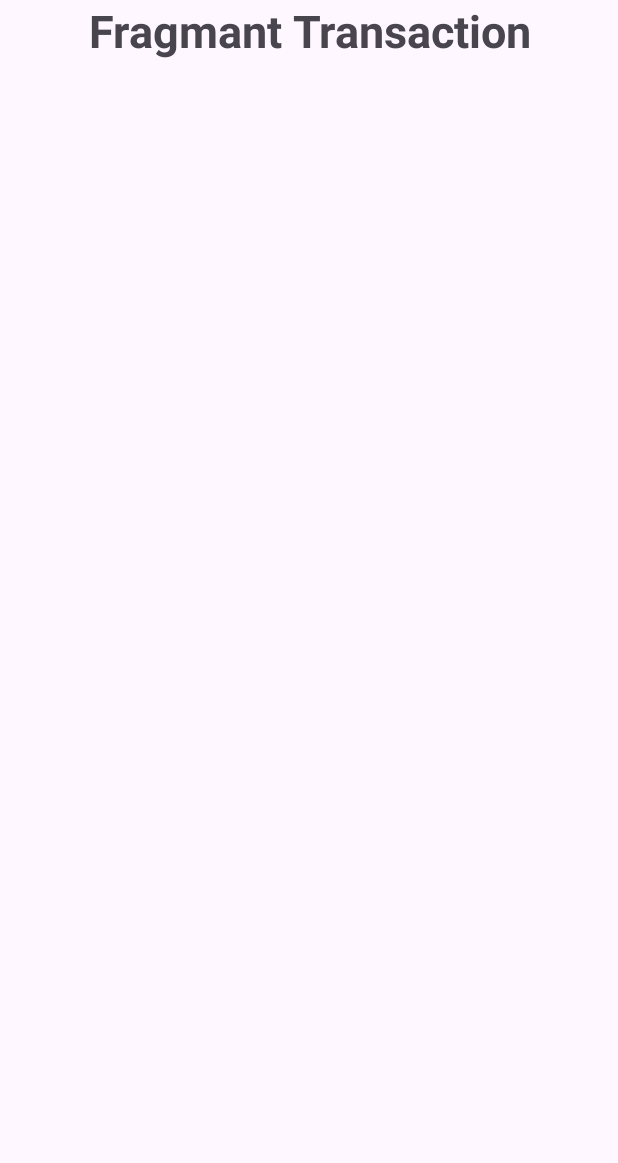
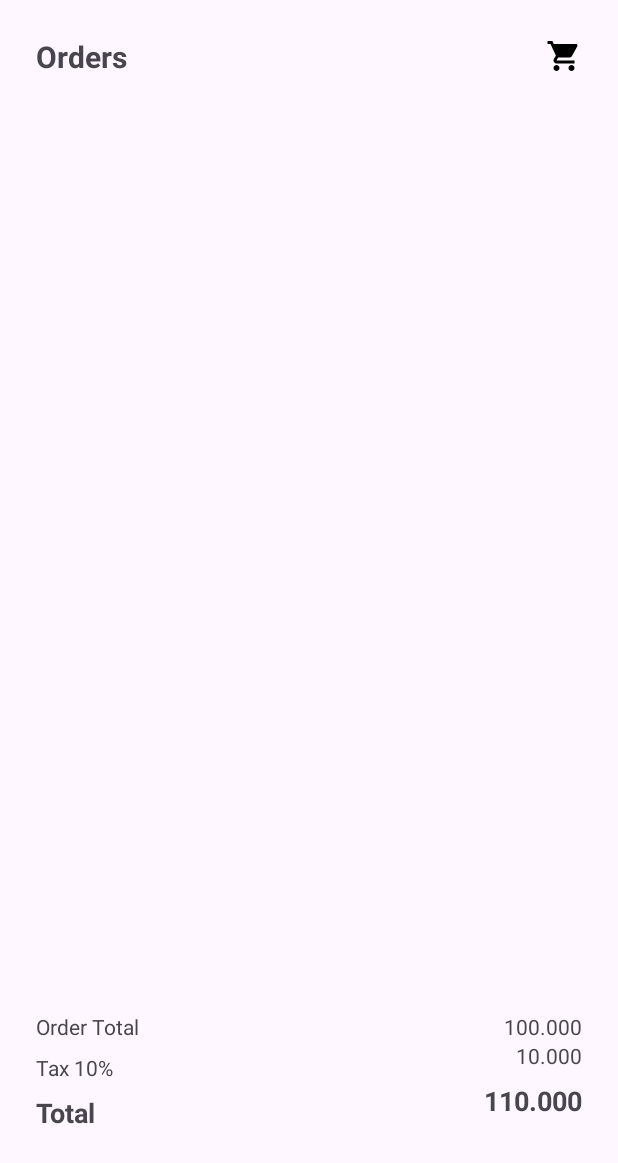
Before and after one commit to jihadanbs/pizza-app-andorid, an Android app: the layout fragment_transaction.xml on its own in the app's theme, with its tools: preview values and no code run, on a phone screen of 412 x 824 dp. Shown: the top 1163 px of the screen. Run offline under Robolectric (Android 15) with nearby library versions, the phone set to English and light mode, and no system bars.

Commit message:
push AdapterTransaction.kt, TransactionFragment.kt, TransactionModel.kt

```diff
--- /dev/null
+++ b/app/src/main/java/com/example/pizzaappxxxx/TransactionModel.kt
@@ -0,0 +1,4 @@
+package com.example.pizzaappxxxx
+
+class TransactionModel(var namaMenu : String, var harga : Int, var qty : Int, var gambar : Int) {
+}
--- /dev/null
+++ b/app/src/main/res/drawable/baseline_add_24.xml
@@ -0,0 +1,5 @@
+<vector xmlns:android="http://schemas.android.com/apk/res/android" android:height="24dp" android:tint="#000000" android:viewportHeight="24" android:viewportWidth="24" android:width="24dp">
+
+    <path android:fillColor="@android:color/white" android:pathData="M19,13h-6v6h-2v-6H5v-2h6V5h2v6h6v2z"/>
+
+</vector>
--- /dev/null
+++ b/app/src/main/res/drawable/baseline_horizontal_rule_24.xml
@@ -0,0 +1,5 @@
+<vector xmlns:android="http://schemas.android.com/apk/res/android" android:height="24dp" android:tint="#000000" android:viewportHeight="24" android:viewportWidth="24" android:width="24dp">
+
+    <path android:fillColor="@android:color/white" android:fillType="evenOdd" android:pathData="M4,11h16v2h-16z"/>
+
+</vector>
--- a/app/src/main/res/layout/fragment_transaction.xml
+++ b/app/src/main/res/layout/fragment_transaction.xml
@@ -1,17 +1,113 @@
 <?xml version="1.0" encoding="utf-8"?>
-<FrameLayout xmlns:android="http://schemas.android.com/apk/res/android"
+<androidx.constraintlayout.widget.ConstraintLayout xmlns:android="http://schemas.android.com/apk/res/android"
     xmlns:tools="http://schemas.android.com/tools"
     android:layout_width="match_parent"
     android:layout_height="match_parent"
+    xmlns:app="http://schemas.android.com/apk/res-auto"
     tools:context=".TransactionFragment">
 
-    <!-- TODO: Update blank fragment layout -->
     <TextView
+        android:id="@+id/txtTitleOrder"
         android:layout_width="match_parent"
-        android:layout_height="match_parent"
-        android:text="Fragmant Transaction"
+        android:layout_height="wrap_content"
+        android:layout_marginStart="24dp"
+        android:layout_marginTop="24dp"
+        android:layout_marginEnd="24dp"
+        android:drawableRight="@drawable/baseline_shopping_cart_24"
+        android:text="Orders"
+        android:textSize="20sp"
         android:textStyle="bold"
-        android:textSize="30sp"
-        android:textAlignment="center"/>
+        app:layout_constraintEnd_toEndOf="parent"
+        app:layout_constraintStart_toStartOf="parent"
+        app:layout_constraintTop_toTopOf="parent" />
 
-</FrameLayout>
+    <androidx.recyclerview.widget.RecyclerView
+        android:id="@+id/recyclerViewOrder"
+        android:layout_width="match_parent"
+        android:layout_height="0dp"
+        android:layout_marginStart="24dp"
+        android:layout_marginTop="16dp"
+        android:layout_marginEnd="24dp"
+        app:layout_constraintBottom_toTopOf="@+id/constraintLayout"
+        app:layout_constraintEnd_toEndOf="parent"
+        app:layout_constraintStart_toStartOf="parent"
+        app:layout_constraintTop_toBottomOf="@+id/txtTitleOrder" />
+
+    <androidx.constraintlayout.widget.ConstraintLayout
+        android:id="@+id/constraintLayout"
+        android:layout_width="match_parent"
+        android:layout_height="wrap_content"
+        android:layout_marginTop="16dp"
+        android:layout_marginBottom="70dp"
+        app:layout_constraintBottom_toBottomOf="parent"
+        app:layout_constraintEnd_toEndOf="parent"
+        app:layout_constraintStart_toStartOf="parent"
+        app:layout_constraintTop_toBottomOf="@+id/recyclerViewOrder"
+        tools:ignore="MissingConstraints">
+
+        <TextView
+            android:id="@+id/textTitle1"
+            android:layout_width="100dp"
+            android:layout_height="wrap_content"
+            android:layout_marginStart="24dp"
+            android:text="Order Total"
+            app:layout_constraintStart_toStartOf="parent"
+            app:layout_constraintTop_toTopOf="parent" />
+
+        <TextView
+            android:id="@+id/textSubTotal"
+            android:layout_width="100dp"
+            android:layout_height="wrap_content"
+            android:layout_marginEnd="24dp"
+            android:text="100.000"
+            android:textAlignment="textEnd"
+            app:layout_constraintEnd_toEndOf="parent"
+            app:layout_constraintTop_toTopOf="parent"  />
+
+        <TextView
+            android:id="@+id/textTitle2"
+            android:layout_width="100dp"
+            android:layout_height="wrap_content"
+            android:layout_marginStart="24dp"
+            android:layout_marginTop="8dp"
+            android:text="Tax 10%"
+            app:layout_constraintStart_toStartOf="parent"
+            app:layout_constraintTop_toBottomOf="@+id/textTitle1" />
+
+        <TextView
+            android:id="@+id/textTax"
+            android:layout_width="100dp"
+            android:layout_height="wrap_content"
+            android:layout_marginEnd="24dp"
+            android:text="10.000"
+            android:textAlignment="textEnd"
+            app:layout_constraintEnd_toEndOf="parent"
+            app:layout_constraintTop_toBottomOf="@+id/textSubTotal" />
+
+        <TextView
+            android:id="@+id/textTitle3"
+            android:layout_width="100dp"
+            android:layout_height="wrap_content"
+            android:layout_marginStart="24dp"
+            android:layout_marginTop="8dp"
+            android:text="Total"
+            android:textSize="18sp"
+            android:textStyle="bold"
+            app:layout_constraintStart_toStartOf="parent"
+            app:layout_constraintTop_toBottomOf="@+id/textTitle2"/>
+
+        <TextView
+            android:id="@+id/textTotal"
+            android:layout_width="100dp"
+            android:layout_height="wrap_content"
+            android:layout_marginTop="8dp"
+            android:layout_marginEnd="24dp"
+            android:text="110.000"
+            android:textSize="18sp"
+            android:textStyle="bold"
+            android:textAlignment="textEnd"
+            app:layout_constraintEnd_toEndOf="parent"
+            app:layout_constraintTop_toBottomOf="@+id/textTax" />
+
+    </androidx.constraintlayout.widget.ConstraintLayout>
+</androidx.constraintlayout.widget.ConstraintLayout>
```
Also changed, not shown: app/src/main/java/com/example/pizzaappxxxx/AdapterTransaction.kt (added, +49 -0 lines), app/src/main/java/com/example/pizzaappxxxx/TransactionFragment.kt (+18 -0 lines), app/src/main/res/layout/card_layout_order.xml (added, +106 -0 lines).
